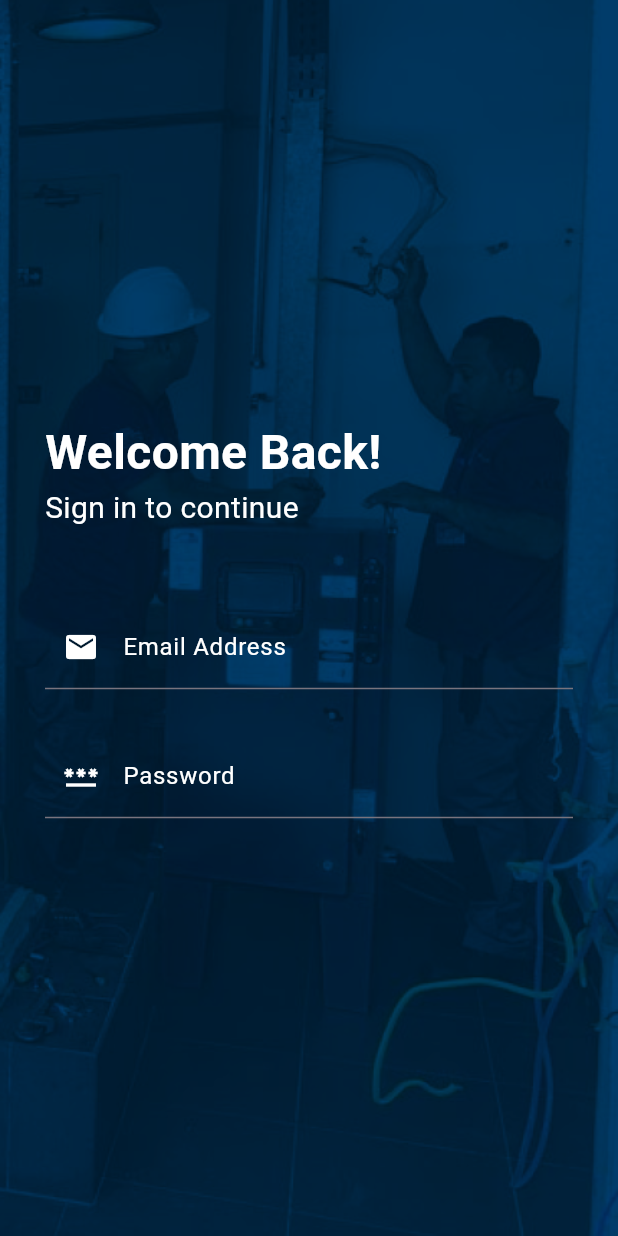
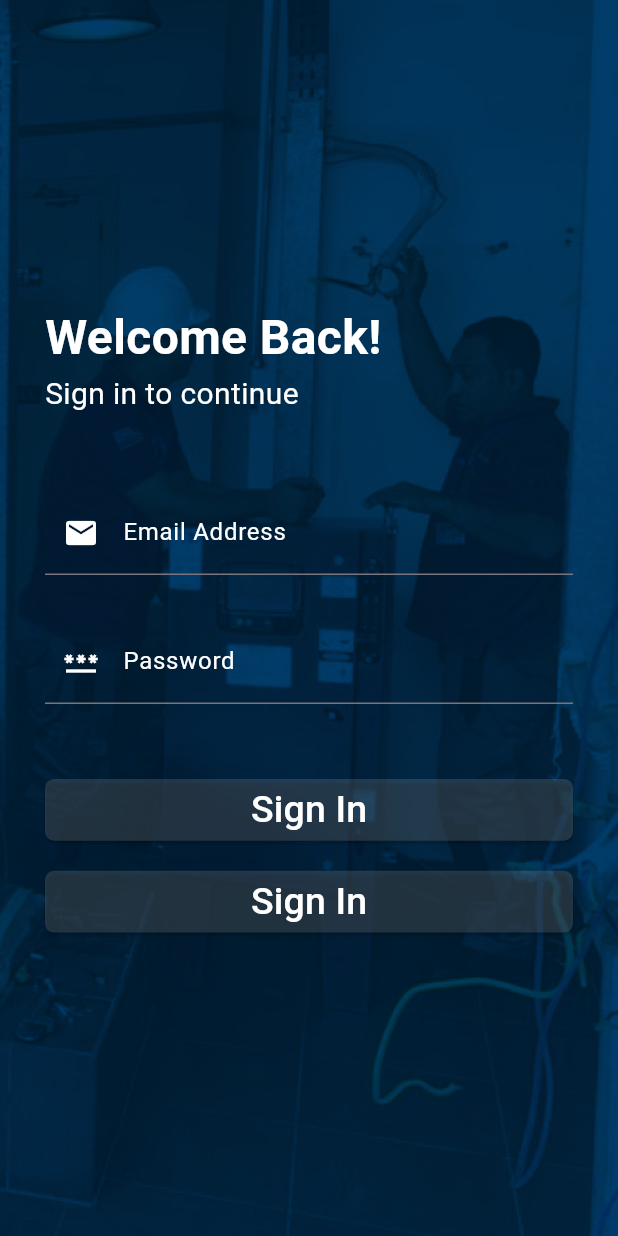
Before and after one commit to mai-alaa/e-commerce_app, a Flutter app: the screen it shows after launch, on a phone screen of 412 x 824 dp. Run offline on Flutter 3.47's test engine with Material 3 defaults, Android fonts, the phone set to English and light mode, and no system bars; our stand-ins replace get, google_fonts, material_design_icons_flutter, syncfusion_flutter_sliders; Roboto replaces fonts that are missing (Kanit).

Commit message:
adding default button widget

```diff
--- /dev/null
+++ b/lib/Features/auth/presentations/views/widget/default_button.dart
@@ -0,0 +1,28 @@
+import 'package:flutter/material.dart';
+
+class DefaultButton extends StatelessWidget {
+  const DefaultButton({super.key});
+
+  @override
+  Widget build(BuildContext context) {
+    return SizedBox(
+      width: double.infinity,
+      height: MediaQuery.sizeOf(context).height * .050,
+      child: ElevatedButton(
+        onPressed: () {},
+        style: ButtonStyle(
+            backgroundColor: const MaterialStatePropertyAll(
+                Color.fromARGB(33, 255, 255, 255)),
+            shape: MaterialStatePropertyAll(RoundedRectangleBorder(
+                borderRadius: BorderRadius.circular(6)))),
+        child: const Text(
+          'Sign In',
+          style: TextStyle(
+            fontSize: 25,
+            color: Colors.white,
+          ),
+        ),
+      ),
+    );
+  }
+}
--- a/lib/Features/auth/presentations/views/widget/signin_body.dart
+++ b/lib/Features/auth/presentations/views/widget/signin_body.dart
@@ -1,6 +1,7 @@
 import 'package:ecommerce_app/Core/utils/assets.dart';
 import 'package:ecommerce_app/Core/utils/styles.dart';
 import 'package:ecommerce_app/Features/auth/presentations/views/widget/custom_textFormFeiled.dart';
+import 'package:ecommerce_app/Features/auth/presentations/views/widget/default_button.dart';
 import 'package:flutter/material.dart';
 
 class SignInBody extends StatelessWidget {
@@ -54,6 +55,14 @@ class SignInBody extends StatelessWidget {
                 prefix: Icons.password,
                 validate: (value) {},
               ),
+              const SizedBox(
+                height: 50,
+              ),
+              const DefaultButton(),
+              const SizedBox(
+                height: 20,
+              ),
+              const DefaultButton()
             ],
           ),
         ),
@@ -61,12 +70,3 @@ class SignInBody extends StatelessWidget {
     );
   }
 }
-
-class DefaultButton extends StatelessWidget {
-  const DefaultButton({super.key});
-
-  @override
-  Widget build(BuildContext context) {
-    return const Placeholder();
-  }
-}
```
